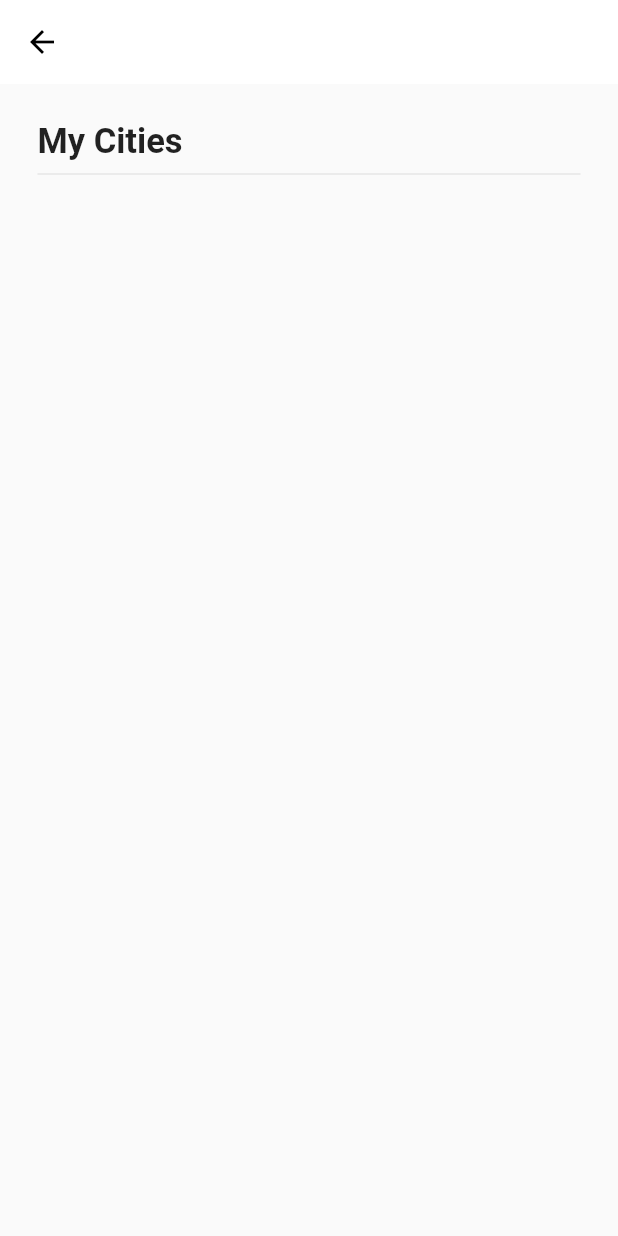
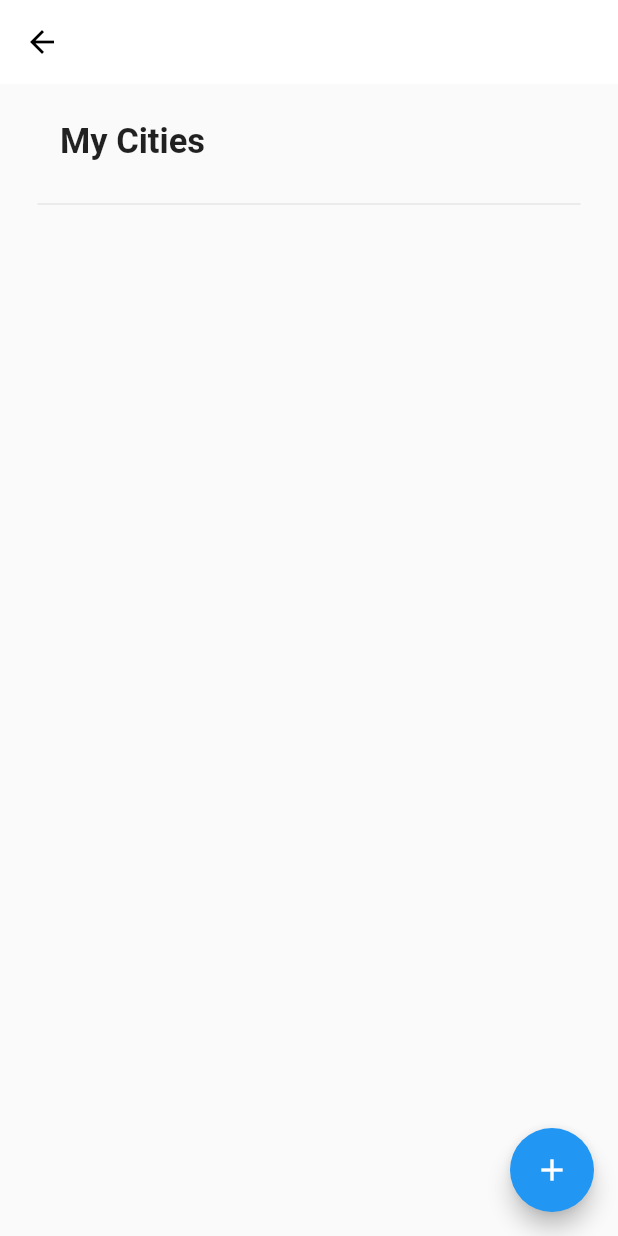
Before and after one commit to linkjavier/weatherapp, a Flutter app: the screen it shows after launch, after a tap on "Add City", on a phone screen of 412 x 824 dp. Run offline on Flutter 3.47's test engine with Material 2 defaults, Android fonts, the phone set to English and light mode, and no system bars.

Commit message:
Added Cities.dart, header_widget.dart modification. Background Fixes

```diff
--- a/lib/ui/cities/cities_page.dart
+++ b/lib/ui/cities/cities_page.dart
@@ -1,6 +1,5 @@
 import 'package:flutter/material.dart';
 import 'package:flutter/rendering.dart';
-import 'package:weatherflut/ui/cities/ui_constants.dart';
 import 'package:weatherflut/ui/common/header_widget.dart';
 
 class CitiesPage extends StatelessWidget {
@@ -13,6 +12,10 @@ class CitiesPage extends StatelessWidget {
         iconTheme: IconThemeData(
           color: Colors.black,
         ),
+      ),
+      floatingActionButton: FloatingActionButton(
+        child: Icon(Icons.add),
+        onPressed: () {},
       ),
       body: Padding(
         padding: const EdgeInsets.all(25),
--- a/lib/ui/cities/ui_constants.dart
+++ b/lib/ui/cities/ui_constants.dart
@@ -1 +1,4 @@
+import 'package:flutter/material.dart';
+
 const double maxPageWidth = 250.0;
+const primaryColor = Color(0xFF0086B9);
--- a/lib/ui/common/header_widget.dart
+++ b/lib/ui/common/header_widget.dart
@@ -10,12 +10,18 @@ class HeaderWidget extends StatelessWidget {
     return Column(
       crossAxisAlignment: CrossAxisAlignment.start,
       children: <Widget>[
-        Text(
-          title,
-          style: TextStyle(
-            fontSize: 23,
-            fontWeight: FontWeight.w700,
+        Padding(
+          padding: const EdgeInsets.only(left: 15.0),
+          child: Text(
+            title,
+            style: TextStyle(
+              fontSize: 23,
+              fontWeight: FontWeight.w700,
+            ),
           ),
+        ),
+        const SizedBox(
+          height: 20,
         ),
         Divider(),
       ],
--- a/lib/ui/home_page.dart
+++ b/lib/ui/home_page.dart
@@ -16,10 +16,8 @@ class HomePage extends StatelessWidget {
         fit: StackFit.expand,
         children: [
           Positioned.fill(
-            child: Image.asset(
-              'assets/welcome.jpg',
-              fit: BoxFit.fitHeight,
-            ),
+            child: FittedBox(
+                fit: BoxFit.fill, child: Image.asset('assets/welcome.jpg')),
           ),
           SafeArea(
             child: Center(
```
